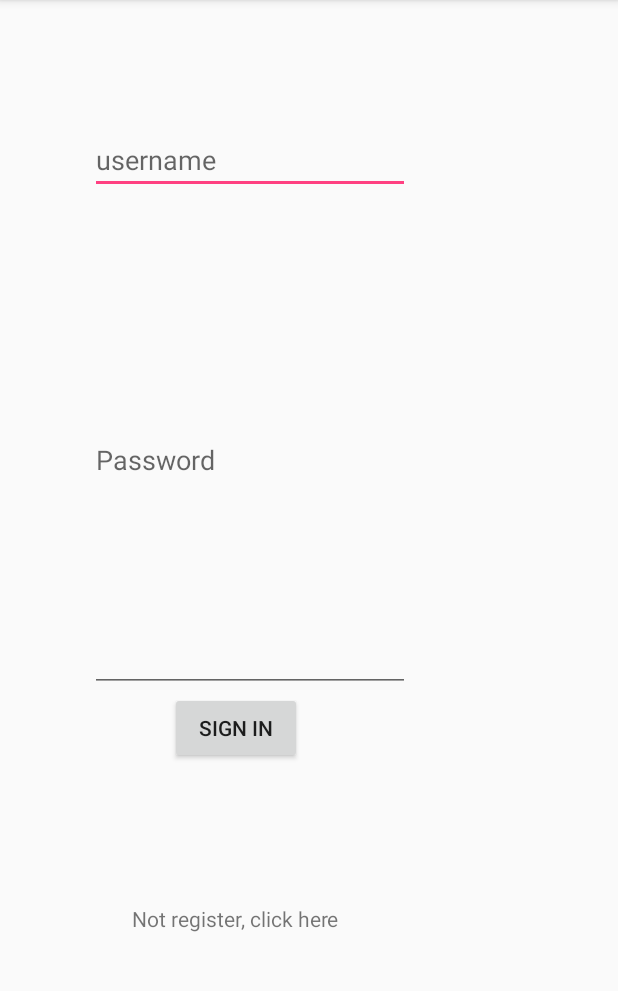
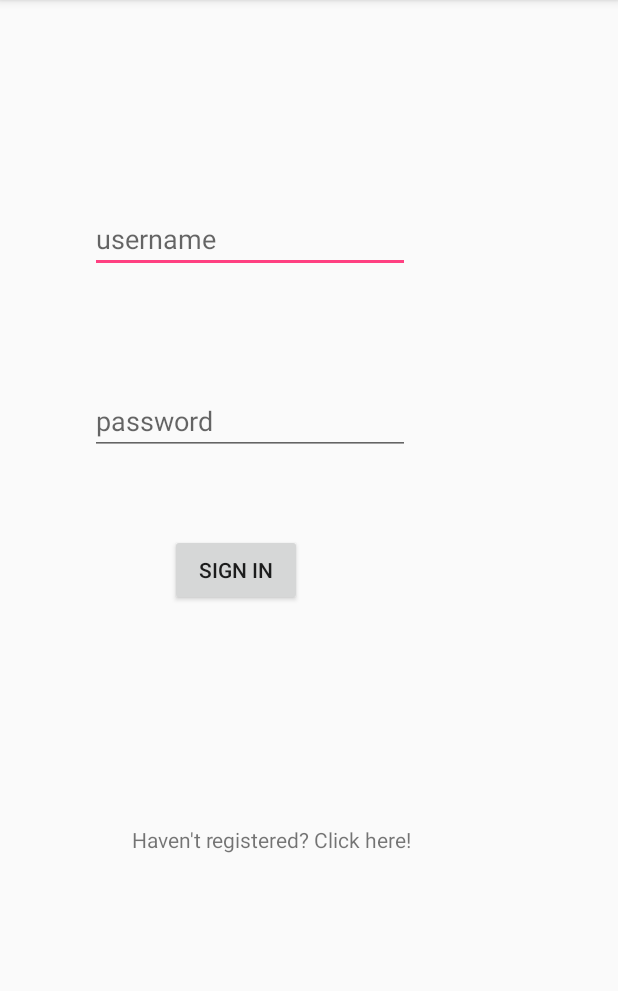
Before and after one commit to j-wsy/MyGamifiedDegree, an Android app: the screen it shows after launch (MainActivity), on a phone screen of 412 x 824 dp, the part 84-1075 px from its top. Run offline under Robolectric (Android 15) with nearby library versions, the phone set to English and light mode, and no system bars.

Commit message:
Justin: fixed grammar in some areas

```diff
--- a/app/src/main/res/layout/activity_main.xml
+++ b/app/src/main/res/layout/activity_main.xml
@@ -10,9 +10,9 @@
         android:id="@+id/editText"
         android:layout_width="wrap_content"
         android:layout_height="wrap_content"
+        android:layout_marginLeft="60dp"
+        android:layout_marginTop="84dp"
         android:layout_marginBottom="23dp"
-        android:layout_marginStart="60dp"
-        android:layout_marginTop="84dp"
         android:ems="10"
         android:hint="username"
         android:inputType="textPersonName"
@@ -23,9 +23,9 @@
     <EditText
         android:id="@+id/editText2"
         android:layout_width="wrap_content"
-        android:layout_height="0dp"
+        android:layout_height="wrap_content"
         android:ems="10"
-        android:hint="Password"
+        android:hint="password"
         android:inputType="textPassword"
         app:layout_constraintBottom_toTopOf="@+id/button"
         app:layout_constraintStart_toStartOf="@+id/editText"
@@ -36,7 +36,7 @@
         android:layout_width="wrap_content"
         android:layout_height="wrap_content"
         android:layout_marginBottom="93dp"
-        android:layout_marginStart="53dp"
+        android:layout_marginLeft="53dp"
         android:text="Sign in"
         app:layout_constraintBottom_toTopOf="@+id/textView2"
         app:layout_constraintStart_toStartOf="@+id/editText2"
@@ -46,9 +46,9 @@
         android:id="@+id/textView2"
         android:layout_width="wrap_content"
         android:layout_height="wrap_content"
+        android:layout_marginLeft="88dp"
         android:layout_marginBottom="146dp"
-        android:layout_marginStart="88dp"
-        android:text="Not register, click here"
+        android:text="Haven't registered? Click here!"
         app:layout_constraintBottom_toBottomOf="parent"
         app:layout_constraintStart_toStartOf="parent"
         app:layout_constraintTop_toBottomOf="@+id/button" />
--- a/app/src/main/res/layout/activity_register.xml
+++ b/app/src/main/res/layout/activity_register.xml
@@ -46,7 +46,7 @@
         android:layout_width="wrap_content"
         android:layout_height="wrap_content"
         android:layout_marginBottom="20dp"
-        android:text="Button"
+        android:text="Create account"
         app:layout_constraintBottom_toTopOf="@+id/textView"
         app:layout_constraintStart_toStartOf="@+id/textView" />
 
@@ -54,9 +54,9 @@
         android:id="@+id/textView"
         android:layout_width="wrap_content"
         android:layout_height="wrap_content"
+        android:layout_marginLeft="123dp"
         android:layout_marginBottom="63dp"
-        android:layout_marginStart="123dp"
-        android:text="aleady register"
+        android:text="Already registered? Click here!"
         app:layout_constraintBottom_toBottomOf="parent"
         app:layout_constraintStart_toStartOf="parent" />
 
```
